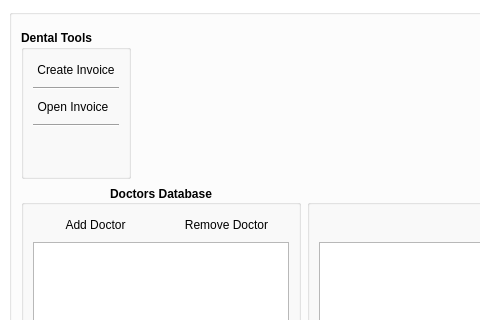
Qt form res/windowmain.ui (heidaga/DentalClientBase) before a commit; both pictures show x 0 to 480 and y 0 to 320 of the 1178 by 729 pixel window.
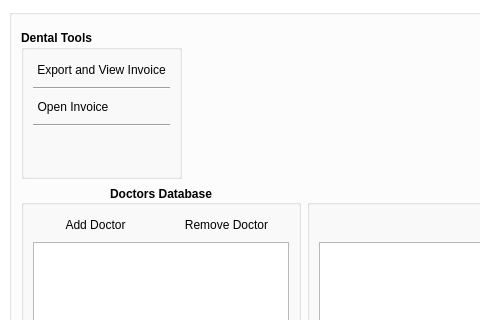
The same form after that commit. Icons and pictures are not drawn. Custom widgets are drawn as their Qt base class.

The edit to the form file:
```diff
--- a/res/windowmain.ui
+++ b/res/windowmain.ui
@@ -119,7 +119,7 @@
              <string>&lt;html&gt;&lt;head/&gt;&lt;body&gt;&lt;p&gt;&lt;span style=&quot; font-weight:400;&quot;&gt;Export invoice for a highlighted doctor in the doctors database&lt;/span&gt;&lt;/p&gt;&lt;/body&gt;&lt;/html&gt;</string>
             </property>
             <property name="text">
-             <string>Create Invoice</string>
+             <string>Export and View Invoice</string>
             </property>
             <property name="icon">
              <iconset resource="../mainwindow.qrc">
```
